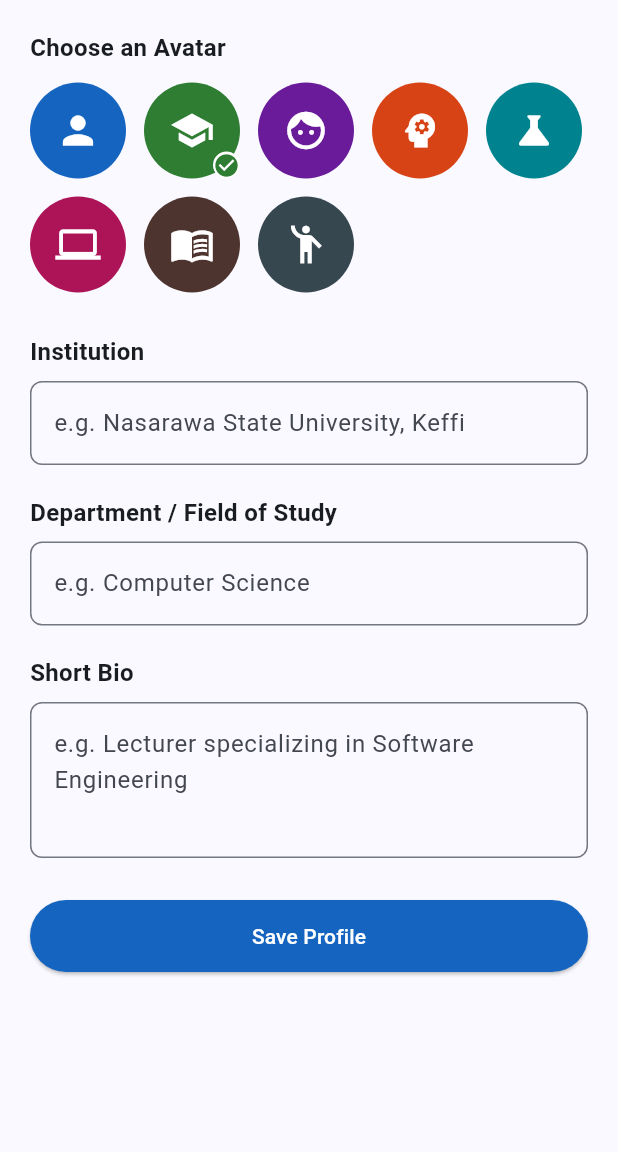
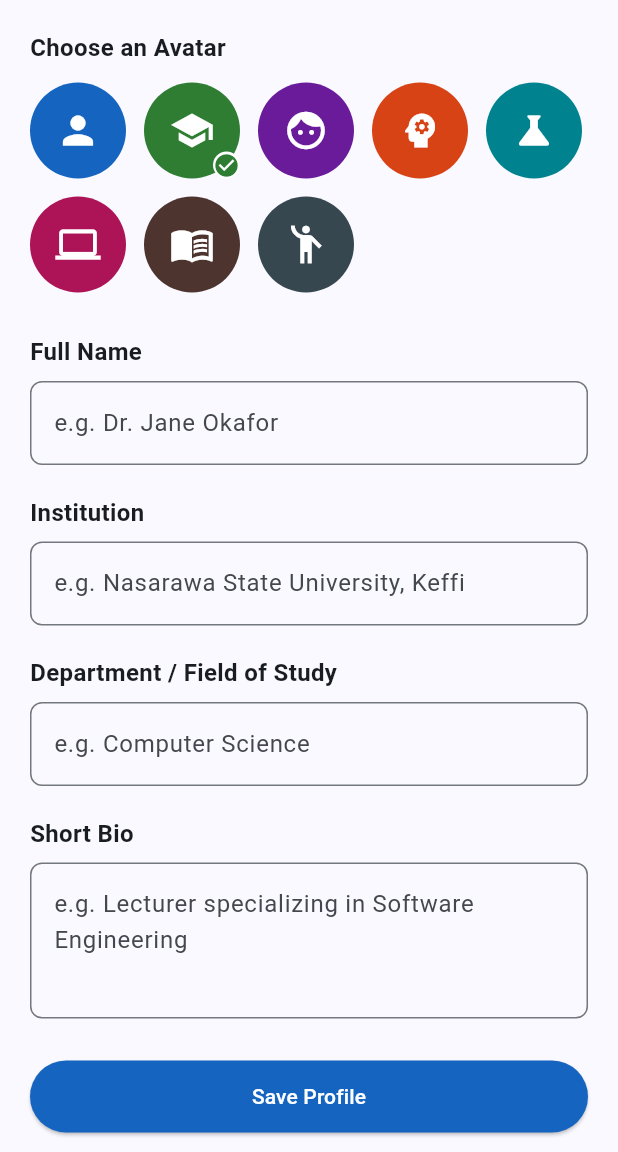
Before and after one commit to kingwhite-001/secure-exam-app, a Flutter app: the EditProfileScreen screen opened directly, after a tap on the "school" icon, on a phone screen of 412 x 824 dp, the part 84-1236 px from its top. Run offline on Flutter 3.47's test engine with Material 3 defaults, Android fonts, the phone set to English and light mode, and no system bars; our stand-ins replace camera, cloud_firestore, file_picker, firebase_auth, firebase_core; missing offline and left inert: excel, google_mlkit_face_detection, tflite_flutter; accounts and stored records are empty.

Commit message:
Edit name for students and lecturers

```diff
--- a/lib/edit_profile_screen.dart
+++ b/lib/edit_profile_screen.dart
@@ -1,6 +1,6 @@
-import 'package:flutter/material.dart';
 import 'package:cloud_firestore/cloud_firestore.dart';
 import 'package:firebase_auth/firebase_auth.dart';
+import 'package:flutter/material.dart';
 
 // The 8 default avatar options: icon + background color pairs
 const List<IconData> avatarIcons = [
@@ -33,6 +33,7 @@ class EditProfileScreen extends StatefulWidget {
 }
 
 class _EditProfileScreenState extends State<EditProfileScreen> {
+  final TextEditingController _nameController = TextEditingController();
   final TextEditingController _institutionController = TextEditingController();
   final TextEditingController _departmentController = TextEditingController();
   final TextEditingController _bioController = TextEditingController();
@@ -56,14 +57,14 @@ class _EditProfileScreenState extends State<EditProfileScreen> {
             .doc(user.uid)
             .get();
 
-        if (doc.exists) {
-          final data = doc.data();
-          if (data != null) {
-            _institutionController.text = data['institution'] ?? '';
-            _departmentController.text = data['department'] ?? '';
-            _bioController.text = data['bio'] ?? '';
-            _selectedAvatar = data['avatarIndex'] ?? 0;
-          }
+        final data = doc.data();
+        if (data != null) {
+          _nameController.text = (data['name'] ?? '').toString();
+          _institutionController.text = (data['institution'] ?? '').toString();
+          _departmentController.text = (data['department'] ?? '').toString();
+          _bioController.text = (data['bio'] ?? '').toString();
+          final idx = (data['avatarIndex'] as num?)?.toInt() ?? 0;
+          _selectedAvatar = (idx >= 0 && idx < avatarIcons.length) ? idx : 0;
         }
       }
     } catch (e) {
@@ -78,6 +79,15 @@ class _EditProfileScreenState extends State<EditProfileScreen> {
   }
 
   Future<void> _saveProfile() async {
+    final newName =
+    _nameController.text.trim().replaceAll(RegExp(r'\s+'), ' ');
+    if (newName.length < 3) {
+      ScaffoldMessenger.of(context).showSnackBar(
+        const SnackBar(content: Text('Please enter your full name')),
+      );
+      return;
+    }
+
     setState(() {
       _isSaving = true;
     });
@@ -87,13 +97,28 @@ class _EditProfileScreenState extends State<EditProfileScreen> {
       if (user == null) {
         throw Exception('No logged in user found');
       }
+      final db = FirebaseFirestore.instance;
 
-      await FirebaseFirestore.instance.collection('users').doc(user.uid).set({
+      await db.collection('users').doc(user.uid).set({
+        'name': newName,
         'institution': _institutionController.text.trim(),
         'department': _departmentController.text.trim(),
         'bio': _bioController.text.trim(),
         'avatarIndex': _selectedAvatar,
       }, SetOptions(merge: true));
+
+      // Keep the lecturer's name on their courses up to date.
+      final courses = await db
+          .collection('courses')
+          .where('lecturerId', isEqualTo: user.uid)
+          .get();
+      if (courses.docs.isNotEmpty) {
+        final batch = db.batch();
+        for (final d in courses.docs) {
+          batch.update(d.reference, {'lecturerName': newName});
+        }
+        await batch.commit();
+      }
 
       if (mounted) {
         ScaffoldMessenger.of(context).showSnackBar(
@@ -118,10 +143,20 @@ class _EditProfileScreenState extends State<EditProfileScreen> {
 
   @override
   void dispose() {
+    _nameController.dispose();
     _institutionController.dispose();
     _departmentController.dispose();
     _bioController.dispose();
     super.dispose();
+  }
+
+  InputDecoration _decoration(String hint) {
+    return InputDecoration(
+      hintText: hint,
+      border: OutlineInputBorder(
+        borderRadius: BorderRadius.circular(8),
+      ),
+    );
   }
 
   @override
@@ -195,18 +230,24 @@ class _EditProfileScreenState extends State<EditProfileScreen> {
             ),
             const SizedBox(height: 28),
             const Text(
+              'Full Name',
+              style: TextStyle(fontWeight: FontWeight.bold, fontSize: 16),
+            ),
+            const SizedBox(height: 8),
+            TextField(
+              controller: _nameController,
+              textCapitalization: TextCapitalization.words,
+              decoration: _decoration('e.g. Dr. Jane Okafor'),
+            ),
+            const SizedBox(height: 20),
+            const Text(
               'Institution',
               style: TextStyle(fontWeight: FontWeight.bold, fontSize: 16),
             ),
             const SizedBox(height: 8),
             TextField(
               controller: _institutionController,
-              decoration: InputDecoration(
-                hintText: 'e.g. Nasarawa State University, Keffi',
-                border: OutlineInputBorder(
-                  borderRadius: BorderRadius.circular(8),
-                ),
-              ),
+              decoration: _decoration('e.g. Nasarawa State University, Keffi'),
             ),
             const SizedBox(height: 20),
             const Text(
@@ -216,12 +257,7 @@ class _EditProfileScreenState extends State<EditProfileScreen> {
             const SizedBox(height: 8),
             TextField(
               controller: _departmentController,
-              decoration: InputDecoration(
-                hintText: 'e.g. Computer Science',
-                border: OutlineInputBorder(
-                  borderRadius: BorderRadius.circular(8),
-                ),
-              ),
+              decoration: _decoration('e.g. Computer Science'),
             ),
             const SizedBox(height: 20),
             const Text(
@@ -232,12 +268,8 @@ class _EditProfileScreenState extends State<EditProfileScreen> {
             TextField(
               controller: _bioController,
               maxLines: 3,
-              decoration: InputDecoration(
-                hintText: 'e.g. Lecturer specializing in Software Engineering',
-                border: OutlineInputBorder(
-                  borderRadius: BorderRadius.circular(8),
-                ),
-              ),
+              decoration:
+              _decoration('e.g. Lecturer specializing in Software Engineering'),
             ),
             const SizedBox(height: 28),
             SizedBox(
--- a/lib/lecturer_dashboard.dart
+++ b/lib/lecturer_dashboard.dart
@@ -22,6 +22,8 @@ class _LecturerDashboardState extends State<LecturerDashboard> {
   String _bio = '';
   int _avatarIndex = 0;
   bool _isLoadingProfile = true;
+  String? _loadedName;
+  String get _name => _loadedName ?? widget.name;
   int _coursesCount = 0;
   int _examsCount = 0;
   int _pendingCount = 0;
@@ -43,6 +45,8 @@ class _LecturerDashboardState extends State<LecturerDashboard> {
         final data = doc.data()!;
         if (mounted) setState(() {
           _institution = data['institution'] ?? '';
+          final n = (data['name'] ?? '').toString().trim();
+          _loadedName = n.isEmpty ? null : n;
           _department = data['department'] ?? '';
           _bio = data['bio'] ?? '';
           _avatarIndex = data['avatarIndex'] ?? 0;
@@ -151,7 +155,7 @@ class _LecturerDashboardState extends State<LecturerDashboard> {
                         color: Colors.white, size: 26),
                   ),
                   const SizedBox(height: 10),
-                  Text(widget.name,
+                  Text(_name,
                       style: const TextStyle(
                           color: Colors.white,
                           fontSize: 16,
@@ -264,7 +268,7 @@ class _LecturerDashboardState extends State<LecturerDashboard> {
                         child: Column(
                           crossAxisAlignment: CrossAxisAlignment.start,
                           children: [
-                            Text(widget.name,
+                            Text(_name,
                                 style: const TextStyle(
                                     fontSize: 19,
                                     fontWeight: FontWeight.bold,
@@ -343,7 +347,7 @@ class _LecturerDashboardState extends State<LecturerDashboard> {
                         context,
                         MaterialPageRoute(
                             builder: (_) => CreateCourseScreen(
-                                lecturerName: widget.name))),
+                                lecturerName: _name))),
                     icon: const Icon(Icons.school),
                     label: const Text('Create Course',
                         style: TextStyle(
--- a/lib/student_dashboard.dart
+++ b/lib/student_dashboard.dart
@@ -6,6 +6,7 @@ import 'join_course_screen.dart';
 import 'face_check_screen.dart';
 import 'results_screen.dart';
 import 'face_enroll_screen.dart';
+import 'edit_student_profile_screen.dart';
 
 class StudentDashboard extends StatefulWidget {
   final String name;
@@ -18,6 +19,8 @@ class StudentDashboard extends StatefulWidget {
 class _StudentDashboardState extends State<StudentDashboard> {
   String _matricNumber = '';
   bool _isLoadingProfile = true;
+  String? _loadedName;
+  String get _name => _loadedName ?? widget.name;
   List<Map<String, dynamic>> _myCourses = [];
   List<Map<String, dynamic>> _pendingRequests = [];
   List<Map<String, dynamic>> _availableExams = [];
@@ -42,6 +45,8 @@ class _StudentDashboardState extends State<StudentDashboard> {
           .get();
 
       if (userDoc.exists) {
+        final n = (userDoc.data()?['name'] ?? '').toString().trim();
+        _loadedName = n.isEmpty ? null : n;
         _matricNumber =
             userDoc.data()?['matricNumber']?.toString() ?? '';
       }
@@ -110,7 +115,7 @@ class _StudentDashboardState extends State<StudentDashboard> {
       context,
       MaterialPageRoute(
         builder: (_) => JoinCourseScreen(
-          studentName: widget.name,
+          studentName: _name,
           matricNumber: _matricNumber,
         ),
       ),
@@ -193,7 +198,7 @@ class _StudentDashboardState extends State<StudentDashboard> {
                         color: Color(0xFF1565C0), size: 30),
                   ),
                   const SizedBox(height: 10),
-                  Text(widget.name,
+                  Text(_name,
                       style: const TextStyle(
                           color: Colors.white,
                           fontSize: 16,
@@ -262,6 +267,20 @@ class _StudentDashboardState extends State<StudentDashboard> {
                 );
               },
             ),
+            ListTile(
+              leading: const Icon(Icons.edit, color: Color(0xFF1565C0)),
+              title: const Text('Edit Profile'),
+              onTap: () async {
+                Navigator.pop(context);
+                await Navigator.push(
+                  context,
+                  MaterialPageRoute(
+                    builder: (_) => const EditStudentProfileScreen(),
+                  ),
+                );
+                _loadData();
+              },
+            ),
             const Divider(),
             ListTile(
               leading: const Icon(Icons.logout, color: Colors.red),
@@ -313,7 +332,7 @@ class _StudentDashboardState extends State<StudentDashboard> {
                           crossAxisAlignment:
                           CrossAxisAlignment.start,
                           children: [
-                            Text(widget.name,
+                            Text(_name,
                                 style: const TextStyle(
                                     fontSize: 18,
                                     fontWeight: FontWeight.bold,
```
Also changed, not shown: lib/edit_student_profile_screen.dart (added, +223 -0 lines).
